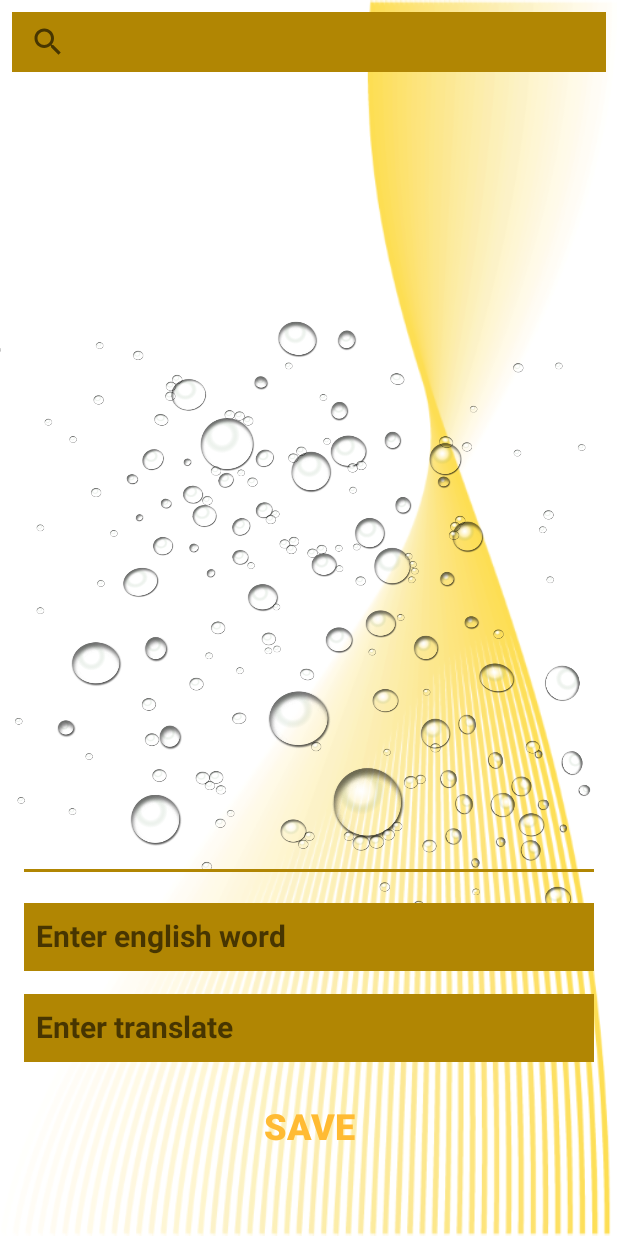
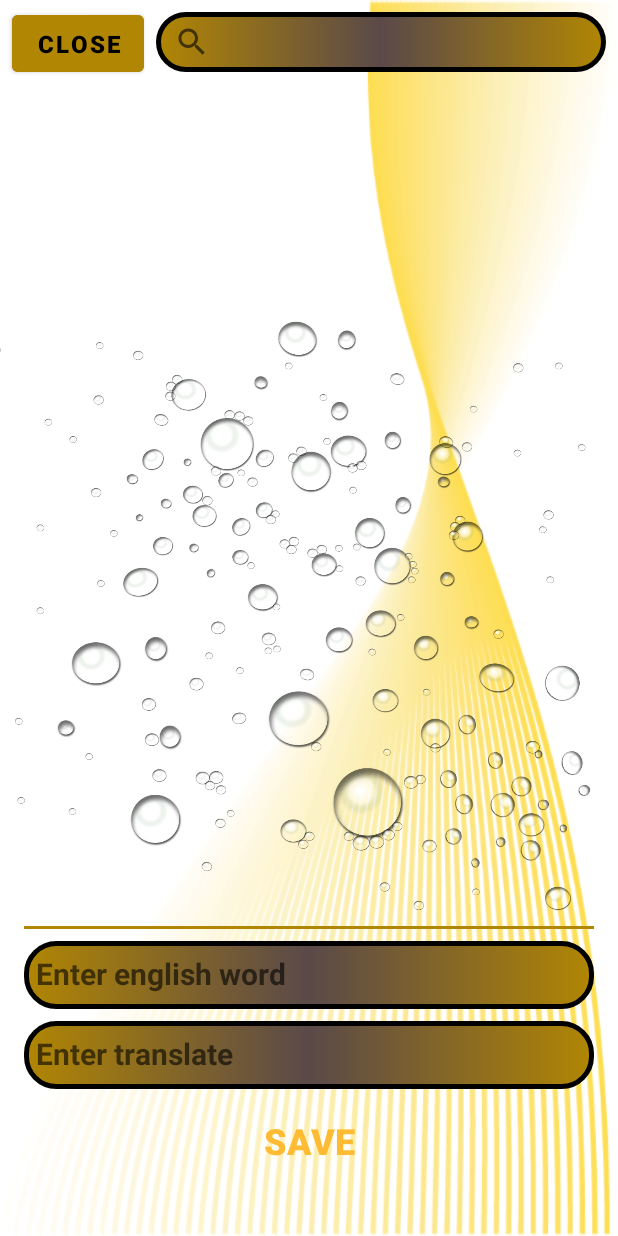
Before and after one commit to azimuton/EnglishLearning, an Android app: the screen it shows after launch (MainActivity), on a phone screen of 412 x 824 dp. Run offline under Robolectric (Android 15) with nearby library versions, the phone set to English and light mode, and no system bars; our stand-ins replace Room's generated code.

Commit message:
23.11.21

```diff
--- a/app/build.gradle
+++ b/app/build.gradle
@@ -47,4 +47,6 @@ dependencies {
 
     implementation "androidx.room:room-ktx:2.3.0"
     kapt "androidx.room:room-compiler:2.3.0"
+
+
 }
--- a/app/src/main/java/com/jkdajac/englishlearning/MainActivity.kt
+++ b/app/src/main/java/com/jkdajac/englishlearning/MainActivity.kt
@@ -1,11 +1,164 @@
 package com.jkdajac.englishlearning
 
+import android.annotation.SuppressLint
+import android.app.SearchManager
+import android.content.Context
+import android.content.Intent
 import androidx.appcompat.app.AppCompatActivity
 import android.os.Bundle
+import android.util.Log
+import android.view.Menu
+import android.view.View
+import android.widget.SearchView
+import android.widget.Toast
+import androidx.recyclerview.widget.LinearLayoutManager
+import com.jkdajac.englishlearning.database.AppDatabase
+import com.jkdajac.englishlearning.database.Word
+import kotlinx.android.synthetic.main.activity_main.*
+import kotlinx.android.synthetic.main.item_view.*
+import java.util.Observer
 
-class MainActivity : AppCompatActivity() {
+class MainActivity : AppCompatActivity(), WordAdapter.ViewHolder.ItemCallback, SearchView.OnQueryTextListener {
+    lateinit var adapter: WordAdapter
+    lateinit var wordDatabase: AppDatabase
+    lateinit var wordList: ArrayList<Word>
+
+
     override fun onCreate(savedInstanceState: Bundle?) {
         super.onCreate(savedInstanceState)
         setContentView(R.layout.activity_main)
+        //initSearchView()
+
+        btClose.setOnClickListener {
+            finishAffinity()
+        }
+
+        getMyIntents()
+
+        wordList = ArrayList<Word>()
+        wordDatabase = AppDatabase.getDatabase(this)
+        getData()
+        adapter = WordAdapter(this, wordList, this)
+        rvWords.layoutManager = LinearLayoutManager(this)
+        rvWords.adapter = adapter
+
+        wordDatabase = AppDatabase.getDatabase(this)
+
+
+            btSave.setOnClickListener {
+                if (etEnglishWord.text.isNotEmpty() && etTranslateWord.text.isNotEmpty()) {
+                    val englishWord: String = etEnglishWord.text.toString()
+                    val translateWord: String = etTranslateWord.text.toString()
+
+
+                    val word = Word(englishWord = englishWord, translateWord = translateWord)
+                    Toast.makeText(this, "English word and translation full !", Toast.LENGTH_LONG)
+                        .show()
+                    wordDatabase.wordDao().insertWord(word)
+
+                    val intent = Intent(this, MainActivity::class.java)
+                    startActivity(intent)
+                } else {
+                    Toast.makeText(
+                        this, "Full in the fields" + "\"English word\"" + "and" + "\"Translate\"",
+                        Toast.LENGTH_LONG
+                    ).show()
+                }
+            }
+        }
+
+        fun getData() {
+            val wordFromDb: List<Word> = wordDatabase.wordDao().getAll()
+            wordList.clear()
+            wordList.addAll(wordFromDb)
+        }
+
+    override fun deleteItem(index: Int) {
+        val word = wordList.get(index)
+        wordDatabase.wordDao().deleteWord(word)
+        getData()
+        adapter.notifyDataSetChanged()
     }
+
+//    override fun openItem(index: Int) {
+//        tvTranslate.visibility = View.VISIBLE
+//    }
+//
+//    override fun closeItem(index: Int) {
+//        tvTranslate.visibility = View.GONE
+//    }
+
+    fun getMyIntents(){
+
+        val i = intent
+
+        if(i != null){
+            if(i.getStringExtra(MyIntentConstance.I_WORD_KEY) != null){
+                etEnglishWord.setText(i.getStringExtra(MyIntentConstance.I_WORD_KEY))
+                etTranslateWord.setText(i.getStringExtra(MyIntentConstance.I_TRANSLATE_KEY))
+            }
+        }
+    }
+
+    @SuppressLint("ResourceType")
+    override fun onCreateOptionsMenu(menu: Menu?): Boolean {
+        val search = R.id.searchView
+        //searchView = search.actionView as SearchView
+        searchView.isSubmitButtonEnabled = true
+        searchView.setOnQueryTextListener(object : android.widget.SearchView.OnQueryTextListener {
+            override fun onQueryTextSubmit(query: String?): Boolean {
+                if (query != null) {
+                    getItemsFromDb(query)
+                }
+                return true
+            }
+
+            override fun onQueryTextChange(newText: String?): Boolean {
+                if (newText != null) {
+                    getItemsFromDb(newText)
+                }
+                return true
+            }
+
+        })
+        return true
+    }
+
+
+
+//    fun initSearchView(){
+//        searchView.setOnQueryTextListener(object : SearchView.OnQueryTextListener{
+//            override fun onQueryTextSubmit(query: String?): Boolean {
+//                if (query != null) {
+//                    wordDatabase.wordDao().searchDatabase(query)
+//                }
+//                return false
+//            }
+//
+//            override fun onQueryTextChange(newText: String?): Boolean {
+//                if (newText != null) {
+//                    wordDatabase.wordDao().searchDatabase(newText)
+//                }
+//                return true
+//            }
+//        })
+   // }
+
+    override fun onQueryTextSubmit(query: String?): Boolean {
+        return false
+    }
+
+    override fun onQueryTextChange(newText: String?): Boolean {
+        if (newText != null) {
+            wordDatabase.wordDao().searchDatabase(newText)
+        }
+        return true
+    }
+
+    private fun getItemsFromDb(searchText: String) {
+        var searchText = searchText
+        searchText = "%$searchText%"
+    }
+
+
 }
--- /dev/null
+++ b/app/src/main/java/com/jkdajac/englishlearning/MyIntentConstance.kt
@@ -0,0 +1,6 @@
+package com.jkdajac.englishlearning
+
+object MyIntentConstance {
+    const val I_WORD_KEY = "word_key"
+    const val I_TRANSLATE_KEY = "translate_key"
+}
--- /dev/null
+++ b/app/src/main/java/com/jkdajac/englishlearning/database/AppDatabase.kt
@@ -0,0 +1,30 @@
+package com.jkdajac.englishlearning.database
+
+import android.content.Context
+import androidx.room.Database
+import androidx.room.Room
+import androidx.room.RoomDatabase
+
+@Database(entities = arrayOf(Word::class), version = 1)
+abstract class AppDatabase : RoomDatabase() {
+    abstract fun wordDao(): WordDao
+
+    companion object {
+        @Volatile
+        private var INSTANCE: AppDatabase? = null
+
+
+        fun getDatabase(context: Context): AppDatabase {
+            return INSTANCE ?: synchronized(this) {
+                val instance = Room.databaseBuilder(
+                    context.applicationContext,
+                    AppDatabase::class.java,
+                    "word_database")
+                    .allowMainThreadQueries()
+                    .build()
+                INSTANCE = instance
+                instance
+            }
+        }
+    }
+}
--- /dev/null
+++ b/app/src/main/java/com/jkdajac/englishlearning/database/WordDao.kt
@@ -0,0 +1,26 @@
+package com.jkdajac.englishlearning.database
+
+import androidx.room.*
+
+
+
+    @Dao
+    interface WordDao {
+        @Query("SELECT * FROM word")
+        fun getAll(): List<Word>
+
+        @Query("SELECT * FROM word WHERE englishWord LIKE :searchQuery ")
+        fun searchDatabase(searchQuery : String): List<Word>?
+
+        @Insert
+        fun insertWord(word:Word)
+
+        @Delete
+        fun deleteWord(word : Word)
+
+        @Update
+        fun updateWord(word : Word)
+
+        @Query("SELECT * FROM Word WHERE id = :id")
+        fun getWordById(id: Int): Word?
+    }
--- /dev/null
+++ b/app/src/main/res/drawable/circle.xml
@@ -0,0 +1,14 @@
+<?xml version="1.0" encoding="utf-8"?>
+<selector xmlns:android="http://schemas.android.com/apk/res/android">
+<item>
+    <shape android:shape="rectangle">
+        <solid android:color="@color/black"/>
+        <corners android:radius="20dp"/>
+        <stroke android:color="@color/black"
+            android:width="3dp"/>
+        <gradient android:startColor="@color/purple_700"
+            android:centerColor="#5A4949"
+            android:endColor="@color/purple_700"/>
+    </shape>
+</item>
+</selector>
--- a/app/src/main/res/layout/activity_main.xml
+++ b/app/src/main/res/layout/activity_main.xml
@@ -13,8 +13,10 @@
         android:layout_height="wrap_content"
         app:layout_constraintBottom_toBottomOf="parent"
         app:layout_constraintEnd_toEndOf="parent"
+        app:layout_constraintHorizontal_bias="0.0"
         app:layout_constraintStart_toStartOf="parent"
         app:layout_constraintTop_toTopOf="parent"
+        app:layout_constraintVertical_bias="0.0"
         app:srcCompat="@mipmap/pngwing2" />
 
     <View
@@ -26,58 +28,63 @@
         android:background="@color/purple_700"
         app:layout_constraintBottom_toBottomOf="parent"
         app:layout_constraintEnd_toEndOf="parent"
+        app:layout_constraintHorizontal_bias="0.0"
         app:layout_constraintStart_toStartOf="parent"
         app:layout_constraintTop_toTopOf="parent"
-        app:layout_constraintVertical_bias="0.705" />
+        app:layout_constraintVertical_bias="0.751" />
 
     <EditText
-        android:id="@+id/editTextTextMultiLine"
+        android:id="@+id/etEnglishWord"
         android:layout_width="0dp"
         android:layout_height="45dp"
         android:layout_marginStart="16dp"
+        android:layout_marginTop="8dp"
         android:layout_marginEnd="16dp"
-        android:background="@color/purple_700"
+        android:background="@drawable/circle"
         android:ems="10"
         android:gravity="start|top"
         android:hint="Enter english word"
         android:inputType="textMultiLine"
         android:padding="8dp"
+        android:paddingStart="8dp"
         android:textColor="@color/black"
         android:textSize="20sp"
         android:textStyle="bold"
         app:layout_constraintBottom_toBottomOf="parent"
         app:layout_constraintEnd_toEndOf="parent"
-        app:layout_constraintHorizontal_bias="0.418"
+        app:layout_constraintHorizontal_bias="0.0"
         app:layout_constraintStart_toStartOf="parent"
         app:layout_constraintTop_toBottomOf="@+id/view"
-        app:layout_constraintVertical_bias="0.105" />
+        app:layout_constraintVertical_bias="0.0" />
 
     <EditText
-        android:id="@+id/editTextTextMultiLine2"
+        android:id="@+id/etTranslateWord"
         android:layout_width="0dp"
         android:layout_height="45dp"
-        android:background="@color/purple_700"
+        android:layout_marginTop="8dp"
+        android:background="@drawable/circle"
         android:ems="10"
         android:gravity="start|top"
         android:hint="Enter translate"
         android:inputType="textMultiLine"
         android:padding="8dp"
+        android:paddingStart="8dp"
         android:textColor="@color/black"
         android:textSize="20sp"
         android:textStyle="bold"
         app:layout_constraintBottom_toBottomOf="parent"
-        app:layout_constraintEnd_toEndOf="@+id/editTextTextMultiLine"
-        app:layout_constraintHorizontal_bias="0.0"
-        app:layout_constraintStart_toStartOf="@+id/editTextTextMultiLine"
-        app:layout_constraintTop_toBottomOf="@+id/editTextTextMultiLine"
-        app:layout_constraintVertical_bias="0.119" />
+        app:layout_constraintEnd_toEndOf="@+id/etEnglishWord"
+        app:layout_constraintHorizontal_bias="1.0"
+        app:layout_constraintStart_toStartOf="@+id/etEnglishWord"
+        app:layout_constraintTop_toBottomOf="@+id/etEnglishWord"
+        app:layout_constraintVertical_bias="0.0" />
 
     <Button
         android:id="@+id/btSave"
         style="@style/Widget.AppCompat.Button.Borderless"
         android:layout_width="0dp"
         android:layout_height="wrap_content"
-        android:layout_marginTop="16dp"
+        android:layout_marginTop="8dp"
         android:duplicateParentState="false"
         android:editable="false"
         android:ellipsize="none"
@@ -86,10 +93,10 @@
         android:textSize="24sp"
         android:textStyle="bold"
         app:layout_constraintBottom_toBottomOf="parent"
-        app:layout_constraintEnd_toEndOf="@+id/editTextTextMultiLine"
+        app:layout_constraintEnd_toEndOf="@+id/etEnglishWord"
         app:layout_constraintHorizontal_bias="0.0"
-        app:layout_constraintStart_toStartOf="@+id/editTextTextMultiLine"
-        app:layout_constraintTop_toBottomOf="@+id/editTextTextMultiLine2"
+        app:layout_constraintStart_toStartOf="@+id/etEnglishWord"
+        app:layout_constraintTop_toBottomOf="@+id/etTranslateWord"
         app:layout_constraintVertical_bias="0.0" />
 
     <SearchView
@@ -99,17 +106,18 @@
         android:layout_marginStart="8dp"
         android:layout_marginTop="8dp"
         android:layout_marginEnd="8dp"
-        android:background="@color/purple_700"
+        android:background="@drawable/circle"
+        android:queryHint="search word..."
         app:layout_constraintBottom_toTopOf="@+id/view"
         app:layout_constraintEnd_toEndOf="parent"
-        app:layout_constraintHorizontal_bias="0.526"
-        app:layout_constraintStart_toStartOf="parent"
+        app:layout_constraintStart_toEndOf="@+id/btClose"
         app:layout_constraintTop_toTopOf="parent"
         app:layout_constraintVertical_bias="0.0">
 
     </SearchView>
 
     <androidx.recyclerview.widget.RecyclerView
+        android:id="@+id/rvWords"
         android:layout_width="0dp"
         android:layout_height="0dp"
         android:layout_marginStart="8dp"
@@ -121,4 +129,19 @@
         app:layout_constraintStart_toStartOf="parent"
         app:layout_constraintTop_toBottomOf="@+id/searchView" />
 
+    <Button
+        android:id="@+id/btClose"
+        android:layout_width="0dp"
+        android:layout_height="wrap_content"
+        android:layout_marginStart="8dp"
+        android:layout_marginTop="4dp"
+        android:backgroundTint="@color/purple_700"
+        android:padding="8dp"
+        android:text="Close"
+        android:textColor="@color/black"
+        android:textSize="16sp"
+        android:textStyle="bold"
+        app:layout_constraintStart_toStartOf="parent"
+        app:layout_constraintTop_toTopOf="parent" />
+
 </androidx.constraintlayout.widget.ConstraintLayout>
```
Also changed, not shown: app/src/main/java/com/jkdajac/englishlearning/WordAdapter.kt (added, +87 -0 lines), app/src/main/java/com/jkdajac/englishlearning/database/Word.kt (added, +15 -0 lines), app/src/main/res/layout/item_view.xml (+17 -14 lines), app/src/main/res/mipmap-xhdpi/urna.png (added).
